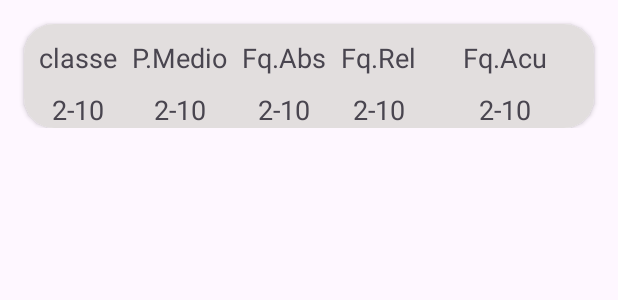
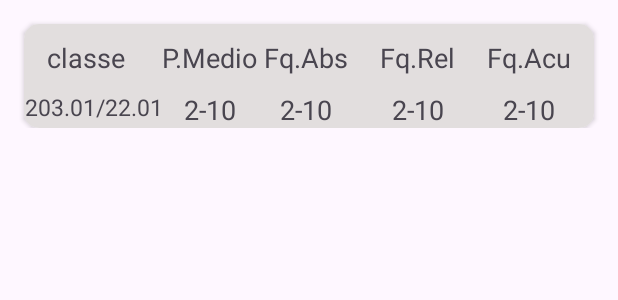
Before and after one commit to douglasRondini/Distribui-ao_Frequencia, an Android app: the layout classe_item.xml on its own in the app's theme, with its tools: preview values and no code run, on a phone screen of 412 x 824 dp. Shown: the top 300 px of the screen. Run offline under Robolectric (Android 15) with nearby library versions, the phone set to English and light mode, and no system bars.

Commit message:
finalizando o app! formatando o resultado da função intervaloClass para que reduza a uma casa decimal, feito melhorias no classe item

```diff
--- a/app/src/main/res/layout/classe_item.xml
+++ b/app/src/main/res/layout/classe_item.xml
@@ -1,5 +1,6 @@
 <?xml version="1.0" encoding="utf-8"?>
 <androidx.constraintlayout.widget.ConstraintLayout xmlns:android="http://schemas.android.com/apk/res/android"
+    xmlns:tools="http://schemas.android.com/tools"
     android:layout_width="match_parent"
     android:layout_height="wrap_content"
     xmlns:app="http://schemas.android.com/apk/res-auto">
@@ -10,7 +11,7 @@
         app:layout_constraintStart_toStartOf="parent"
         app:layout_constraintTop_toTopOf="parent"
         android:layout_margin="16dp"
-        app:cardCornerRadius="20dp"
+        app:cardCornerRadius="10dp"
         android:elevation="10dp"
         app:layout_constraintEnd_toEndOf="parent">
 
@@ -24,7 +25,8 @@
                 android:layout_height="wrap_content"
                 android:text="classe"
                 android:textSize="18sp"
-                android:layout_margin="10dp"
+                android:layout_marginTop="10dp"
+                android:layout_marginStart="15dp"
                 app:layout_constraintStart_toStartOf="parent"
                 app:layout_constraintTop_toTopOf="parent"/>
 
@@ -32,60 +34,67 @@
                 android:id="@+id/txt_ponto_Medio"
                 android:layout_width="wrap_content"
                 android:layout_height="wrap_content"
+                android:layout_margin="10dp"
                 android:text="P.Medio"
                 android:textSize="18sp"
-                android:layout_margin="10dp"
+                android:translationX="10dp"
+                app:layout_constraintEnd_toStartOf="@+id/txt_Frequencia_Abs"
                 app:layout_constraintStart_toEndOf="@id/txt_ClasseTopic"
-                app:layout_constraintTop_toTopOf="parent"/>
+                app:layout_constraintTop_toTopOf="parent" />
 
             <TextView
                 android:id="@+id/txt_Frequencia_Abs"
                 android:layout_width="wrap_content"
                 android:layout_height="wrap_content"
+                android:layout_margin="10dp"
                 android:text="Fq.Abs"
                 android:textSize="18sp"
-                android:layout_margin="10dp"
-                app:layout_constraintStart_toEndOf="@id/txt_ponto_Medio"
-                app:layout_constraintTop_toTopOf="parent"/>
+                app:layout_constraintEnd_toStartOf="@+id/txt_Freq_Acumulativa"
+                app:layout_constraintStart_toEndOf="@+id/txt_ClasseTopic"
+                app:layout_constraintTop_toTopOf="parent" />
 
             <TextView
                 android:id="@+id/txt_Freq_relativa"
                 android:layout_width="wrap_content"
                 android:layout_height="wrap_content"
+                android:layout_margin="10dp"
                 android:text="Fq.Rel"
                 android:textSize="18sp"
-                android:layout_margin="10dp"
+                app:layout_constraintEnd_toStartOf="@+id/txt_Freq_Acumulativa"
                 app:layout_constraintStart_toEndOf="@id/txt_Frequencia_Abs"
-                app:layout_constraintTop_toTopOf="parent"/>
+                app:layout_constraintTop_toTopOf="parent" />
 
             <TextView
                 android:id="@+id/txt_Freq_Acumulativa"
                 android:layout_width="wrap_content"
                 android:layout_height="wrap_content"
+                android:layout_marginTop="10dp"
+                android:layout_marginEnd="15dp"
                 android:text="Fq.Acu"
                 android:textSize="18sp"
-                android:layout_margin="10dp"
-                app:layout_constraintStart_toEndOf="@id/txt_Freq_relativa"
                 app:layout_constraintEnd_toEndOf="parent"
-                app:layout_constraintTop_toTopOf="parent"/>
+                app:layout_constraintTop_toTopOf="parent" />
 
 
             <TextView
                 android:id="@+id/txt_classe_valu"
                 android:layout_width="wrap_content"
                 android:layout_height="wrap_content"
-                android:text="2-10"
-                android:textSize="18sp"
+                android:text="203.01/22.01"
+                android:textSize="15sp"
+                android:gravity="center"
                 app:layout_constraintStart_toStartOf="@id/txt_ClasseTopic"
                 app:layout_constraintTop_toBottomOf="@id/txt_ClasseTopic"
                 app:layout_constraintEnd_toEndOf="@id/txt_ClasseTopic"
-                android:layout_margin="10dp"/>
+                android:layout_marginTop="10dp"
+                android:layout_marginStart="10dp"/>
             <TextView
                 android:id="@+id/txt_pMedio_value"
                 android:layout_width="wrap_content"
                 android:layout_height="wrap_content"
                 android:text="2-10"
                 android:textSize="18sp"
+                android:translationX="10dp"
                 app:layout_constraintStart_toStartOf="@id/txt_ponto_Medio"
                 app:layout_constraintTop_toBottomOf="@id/txt_ponto_Medio"
                 app:layout_constraintEnd_toEndOf="@id/txt_ponto_Medio"
```
Also changed, not shown: app/src/main/java/com/example/distribuiao_frequencia/IntervaloClasseProvider.kt (+7 -7 lines).
